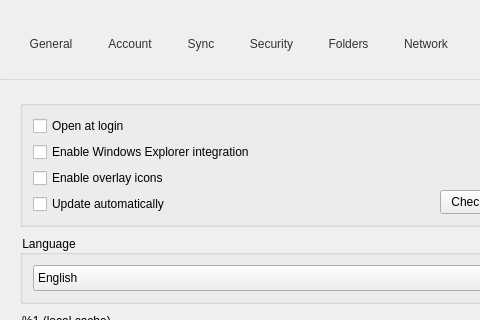
meganz/MEGAsync, file src/MEGASync/gui/win/SettingsDialog.ui: the form before one commit; both pictures show x 0 to 480 and y 0 to 320 of the 595 by 713 pixel window.
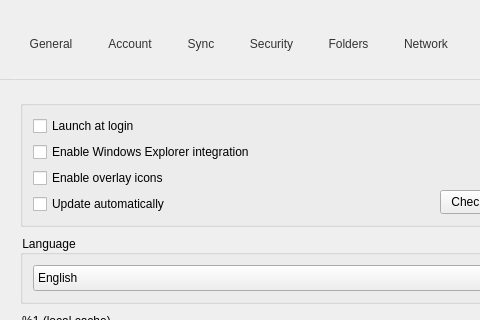
The form after the commit. Icons and pictures are not drawn. Custom widgets are drawn as their Qt base class.

Patch:
```diff
--- a/src/MEGASync/gui/win/SettingsDialog.ui
+++ b/src/MEGASync/gui/win/SettingsDialog.ui
@@ -603,7 +603,7 @@
                </sizepolicy>
               </property>
               <property name="text">
-               <string>Open at login</string>
+               <string>Launch at login</string>
               </property>
              </widget>
             </item>
```
